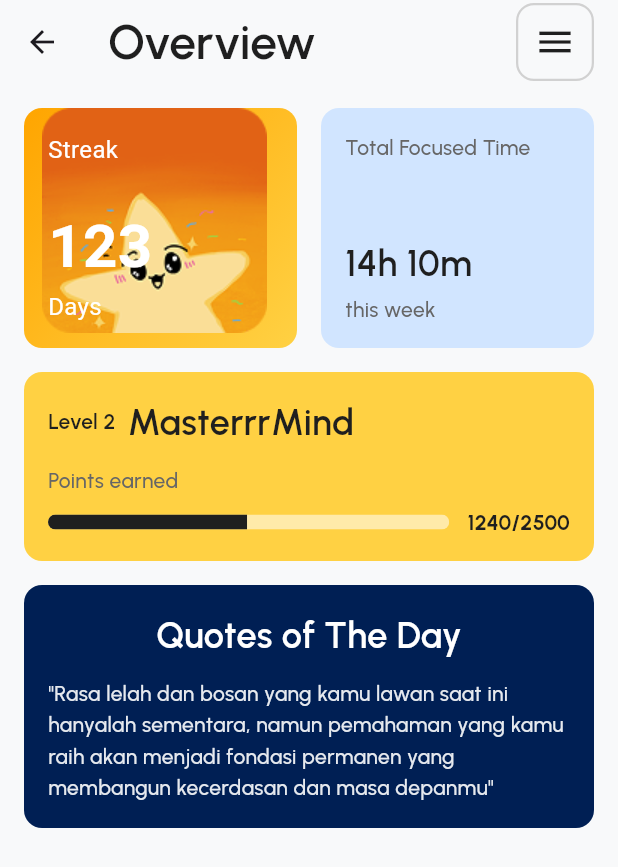
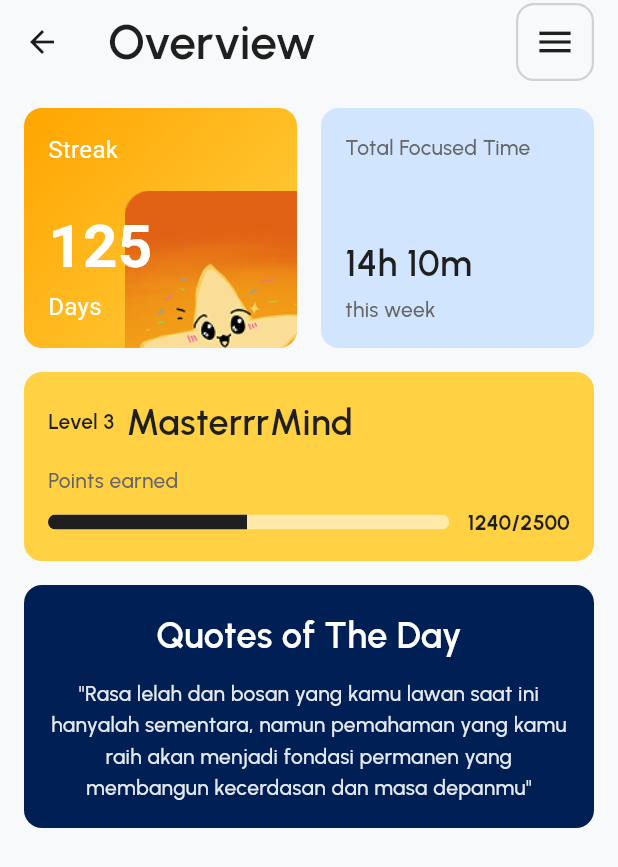
Before and after one commit to Idoo0/neurokit, a Flutter app: the StatsPage screen opened by its route, after a tap on the "menu" icon, on a phone screen of 412 x 824 dp. Shown: the top 867 px of the screen. Run offline on Flutter 3.47's test engine with Material 3 defaults, Android fonts, the phone set to English and light mode, and no system bars; our stand-ins replace flutter_svg, get, google_fonts, shared_preferences; accounts and stored records are empty.

Commit message:
fix: load data widget in stats page

```diff
--- a/lib/view/stats_page.dart
+++ b/lib/view/stats_page.dart
@@ -2,23 +2,74 @@ import 'package:flutter/material.dart';
 // Make sure your utils.dart file path is correct
 import '../utils.dart';
 
-class StatsPage extends StatelessWidget {
+class StatsPage extends StatefulWidget {
   const StatsPage({super.key});
 
   @override
+  State<StatsPage> createState() => _StatsPageState();
+}
+
+class _StatsPageState extends State<StatsPage> {
+  // --- LANGKAH 1: SIAPKAN VARIABEL UNTUK MENAMPUNG DATA ---
+  bool _isLoading = true;
+  int _streakDays = 0;
+  int _totalFocusedMinutes = 0;
+  int _currentPoints = 0;
+  int _pointsForNextLevel = 2500;
+  int _level = 0;
+  String _levelTitle = '';
+  String _quoteOfTheDay = '';
+
+  @override
+  void initState() {
+    super.initState();
+    _loadStatsData();
+  }
+
+  // --- LANGKAH 2: BUAT FUNGSI UNTUK MENGAMBIL DATA ---
+  // Di sinilah tempat Anda akan mengambil data dari local storage.
+  // Untuk sekarang, kita isi dengan data hardcoded.
+  Future<void> _loadStatsData() async {
+    // Simulasi penundaan jaringan atau database
+    await Future.delayed(const Duration(seconds: 1));
+
+    // Data hardcoded sebagai pengganti local storage
+    setState(() {
+      _streakDays = 125;
+      _totalFocusedMinutes = (14 * 60) + 10; // 14h 10m
+      _level = 3;
+      _levelTitle = 'MasterrrMind';
+      _currentPoints = 1240;
+      _pointsForNextLevel = 2500;
+      _quoteOfTheDay = '"Rasa lelah dan bosan yang kamu lawan saat ini hanyalah sementara, namun pemahaman yang kamu raih akan menjadi fondasi permanen yang membangun kecerdasan dan masa depanmu"';
+      _isLoading = false; // Data selesai dimuat
+    });
+  }
+
+  // Helper untuk memformat menit menjadi "Xh Ym"
+  String _formatMinutes(int minutes) {
+    if (minutes < 0) return "0m";
+    int hours = minutes ~/ 60;
+    int remainingMinutes = minutes % 60;
+    if (hours > 0) {
+      return '${hours}h ${remainingMinutes}m';
+    } else {
+      return '${remainingMinutes}m';
+    }
+  }
+
+  @override
   Widget build(BuildContext context) {
-    // Define colors from the design for easy reuse
     const Color lightBlue = Color(0xFFD1E5FF);
     const Color brightYellow = Color(0xFFFFD143);
     const Color darkBlue = Color(0xFF001F54);
 
-    // The main content is a SingleChildScrollView to prevent overflow
     return Scaffold(
-      backgroundColor: const Color(0xFFF8F9FA), // A slightly off-white background
+      backgroundColor: const Color(0xFFF8F9FA),
       appBar: AppBar(
         elevation: 0,
         scrolledUnderElevation: 0,
-        backgroundColor: Colors.transparent, // Make AppBar transparent
+        backgroundColor: Colors.transparent,
         title: Text(
           'Overview',
           style: desktopH2.copyWith(color: neutral900),
@@ -27,14 +78,8 @@ class StatsPage extends StatelessWidget {
           Padding(
             padding: const EdgeInsets.only(right: AppConstants.defaultPadding),
             child: IconButton(
-              icon: const Icon(
-                Icons.menu,
-                color: neutral900,
-                size: 28,
-              ),
-              onPressed: () {
-                // TODO: Implement menu drawer opening
-              },
+              icon: const Icon(Icons.menu, color: neutral900, size: 28),
+              onPressed: () { /* TODO */ },
               style: IconButton.styleFrom(
                 shape: RoundedRectangleBorder(
                   borderRadius: AppConstants.defaultBorderRadius,
@@ -46,35 +91,34 @@ class StatsPage extends StatelessWidget {
           ),
         ],
       ),
-      body: SingleChildScrollView(
+      // --- LANGKAH 3: TAMPILKAN LOADING ATAU KONTEN ---
+      body: _isLoading
+          ? const Center(child: CircularProgressIndicator())
+          : SingleChildScrollView(
               padding: const EdgeInsets.all(AppConstants.defaultPadding),
               child: Column(
                 children: [
-            // Row for Streak and Total Focused Time
                   Row(
                     children: [
-                Expanded(child: _buildStreakCard()),
+                      // Kirim data ke widget kartu
+                      Expanded(child: _buildStreakCard(_streakDays)),
                       const SizedBox(width: AppConstants.defaultPadding),
-                Expanded(child: _buildTotalTimeCard(lightBlue)),
+                      Expanded(child: _buildTotalTimeCard(lightBlue, _totalFocusedMinutes)),
                     ],
                   ),
                   const SizedBox(height: AppConstants.defaultPadding),
-
-            // Level card
-            _buildLevelCard(brightYellow),
+                  _buildLevelCard(brightYellow, _level, _levelTitle, _currentPoints, _pointsForNextLevel),
                   const SizedBox(height: AppConstants.defaultPadding),
-
-            // Quotes of The Day card
-            _buildQuoteCard(darkBlue),
+                  _buildQuoteCard(darkBlue, _quoteOfTheDay),
                 ],
               ),
             ),
     );
   }
 
-  // --- Custom Helper Widgets for each card ---
+  // --- LANGKAH 4: UBAH WIDGET KARTU UNTUK MENERIMA DATA ---
 
-  Widget _buildStreakCard() {
+  Widget _buildStreakCard(int streakDays) {
     return Container(
       height: 160,
       decoration: BoxDecoration(
@@ -85,23 +129,14 @@ class StatsPage extends StatelessWidget {
         ),
         borderRadius: AppConstants.defaultBorderRadius,
       ),
-      // This is essential: it clips the overflowing image to the rounded border.
       clipBehavior: Clip.antiAlias,
       child: Stack(
         children: [
-          // 1. IMAGE: Positioned precisely in the corner.
-          // The negative values push the large image partially outside the frame.
           Positioned(
-            right: -40,
-            bottom: -50,
-            child: Image.asset(
-              'assets/images/star.png',
-              // Make the image larger than the corner space.
-              width: 270,
+            right: -15,
+            bottom: -25,
+            child: Image.asset('assets/images/star.png', width: 130),
           ),
-          ),
-
-          // 2. TEXT: This remains the same, padded and on top.
           Padding(
             padding: const EdgeInsets.all(AppConstants.defaultPadding),
             child: Column(
@@ -109,9 +144,9 @@ class StatsPage extends StatelessWidget {
               children: [
                 const Text('Streak', style: TextStyle(color: Colors.white, fontSize: 16)),
                 const Spacer(),
-                const Text(
-                  '123',
-                  style: TextStyle(color: Colors.white, fontSize: 40, fontWeight: FontWeight.bold),
+                Text(
+                  streakDays.toString(), // Gunakan data dari variabel
+                  style: const TextStyle(color: Colors.white, fontSize: 40, fontWeight: FontWeight.bold),
                 ),
                 const Text('Days', style: TextStyle(color: Colors.white, fontSize: 16)),
               ],
@@ -122,20 +157,20 @@ class StatsPage extends StatelessWidget {
     );
   }
 
-  Widget _buildTotalTimeCard(Color color) {
+  Widget _buildTotalTimeCard(Color color, int totalMinutes) {
     return Container(
       height: 160,
       padding: const EdgeInsets.all(AppConstants.defaultPadding),
-      decoration: BoxDecoration(
-        color: color,
-        borderRadius: AppConstants.defaultBorderRadius,
-      ),
+      decoration: BoxDecoration(color: color, borderRadius: AppConstants.defaultBorderRadius),
       child: Column(
         crossAxisAlignment: CrossAxisAlignment.start,
         children: [
           Text('Total Focused Time', style: bodyText14.copyWith(color: neutral600)),
           const Spacer(),
-          Text('14h 10m', style: mobileH2.copyWith(color: neutral900)),
+          Text(
+            _formatMinutes(totalMinutes), // Gunakan data yang diformat
+            style: mobileH2.copyWith(color: neutral900),
+          ),
           const SizedBox(height: 4),
           Text('this week', style: bodyText14.copyWith(color: neutral600)),
         ],
@@ -143,21 +178,18 @@ class StatsPage extends StatelessWidget {
     );
   }
 
-  Widget _buildLevelCard(Color color) {
+  Widget _buildLevelCard(Color color, int level, String title, int currentPoints, int maxPoints) {
     return Container(
       padding: const EdgeInsets.all(AppConstants.defaultPadding),
-      decoration: BoxDecoration(
-        color: color,
-        borderRadius: AppConstants.defaultBorderRadius,
-      ),
+      decoration: BoxDecoration(color: color, borderRadius: AppConstants.defaultBorderRadius),
       child: Column(
         crossAxisAlignment: CrossAxisAlignment.start,
         children: [
           Row(
             children: [
-              Text('Level 2', style: bodyText14.copyWith(color: neutral900, fontWeight: FontWeight.w600)),
+              Text('Level $level', style: bodyText14.copyWith(color: neutral900, fontWeight: FontWeight.w600)),
               const SizedBox(width: 8),
-              Text('MasterrrMind', style: mobileH2.copyWith(color: neutral900)),
+              Text(title, style: mobileH2.copyWith(color: neutral900)),
             ],
           ),
           const SizedBox(height: 12),
@@ -168,16 +200,16 @@ class StatsPage extends StatelessWidget {
               Expanded(
                 child: ClipRRect(
                   borderRadius: BorderRadius.circular(10),
-                  child: const LinearProgressIndicator(
-                    value: 1240 / 2500, // Progress value
+                  child: LinearProgressIndicator(
+                    value: (maxPoints > 0) ? currentPoints / maxPoints : 0, // Hitung progress
                     backgroundColor: Colors.white54,
-                    valueColor: AlwaysStoppedAnimation<Color>(neutral900),
+                    valueColor: const AlwaysStoppedAnimation<Color>(neutral900),
                     minHeight: 10,
                   ),
                 ),
               ),
               const SizedBox(width: 12),
-              Text('1240/2500', style: bodyText14.copyWith(color: neutral900, fontWeight: FontWeight.bold)),
+              Text('$currentPoints/$maxPoints', style: bodyText14.copyWith(color: neutral900, fontWeight: FontWeight.bold)),
             ],
           )
         ],
@@ -185,24 +217,19 @@ class StatsPage extends StatelessWidget {
     );
   }
 
-  Widget _buildQuoteCard(Color color) {
+  Widget _buildQuoteCard(Color color, String quote) {
     return Container(
       width: double.infinity,
       padding: const EdgeInsets.all(AppConstants.defaultPadding),
-      decoration: BoxDecoration(
-        color: color,
-        borderRadius: AppConstants.defaultBorderRadius,
-      ),
+      decoration: BoxDecoration(color: color, borderRadius: AppConstants.defaultBorderRadius),
       child: Column(
         crossAxisAlignment: CrossAxisAlignment.center,
         children: [
-          Text(
-            'Quotes of The Day',
-            style: mobileH2.copyWith(color: Colors.white),
-          ),
+          Text('Quotes of The Day', style: mobileH2.copyWith(color: Colors.white)),
           const SizedBox(height: 12),
           Text(
-            '"Rasa lelah dan bosan yang kamu lawan saat ini hanyalah sementara, namun pemahaman yang kamu raih akan menjadi fondasi permanen yang membangun kecerdasan dan masa depanmu"',
+            quote, // Gunakan data dari variabel
+            textAlign: TextAlign.center, // Pusatkan teks kutipan
             style: bodyText14.copyWith(color: Colors.white.withOpacity(0.9), height: 1.5),
           ),
         ],
```
Lines whose indentation alone changed are shown as unchanged.
